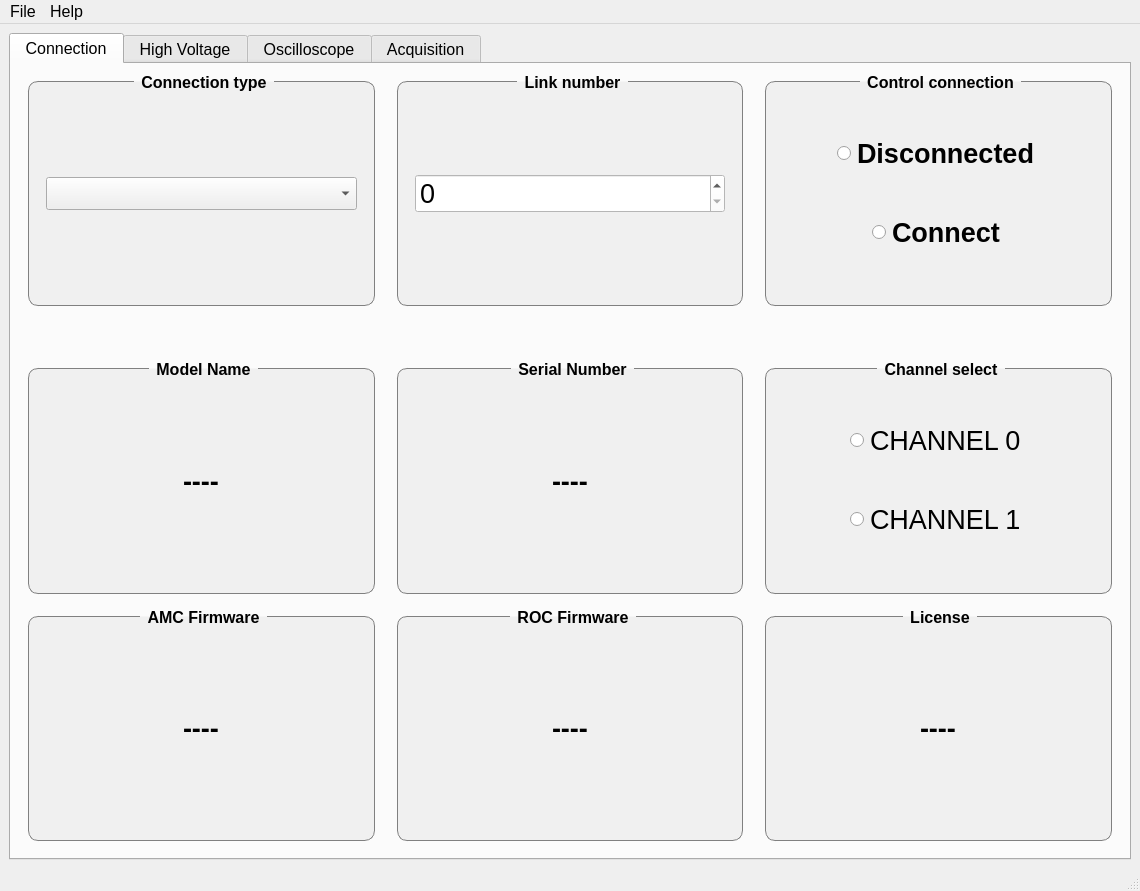
muchnoi/HPGe-Acquisition, file design.ui: the form before one commit.
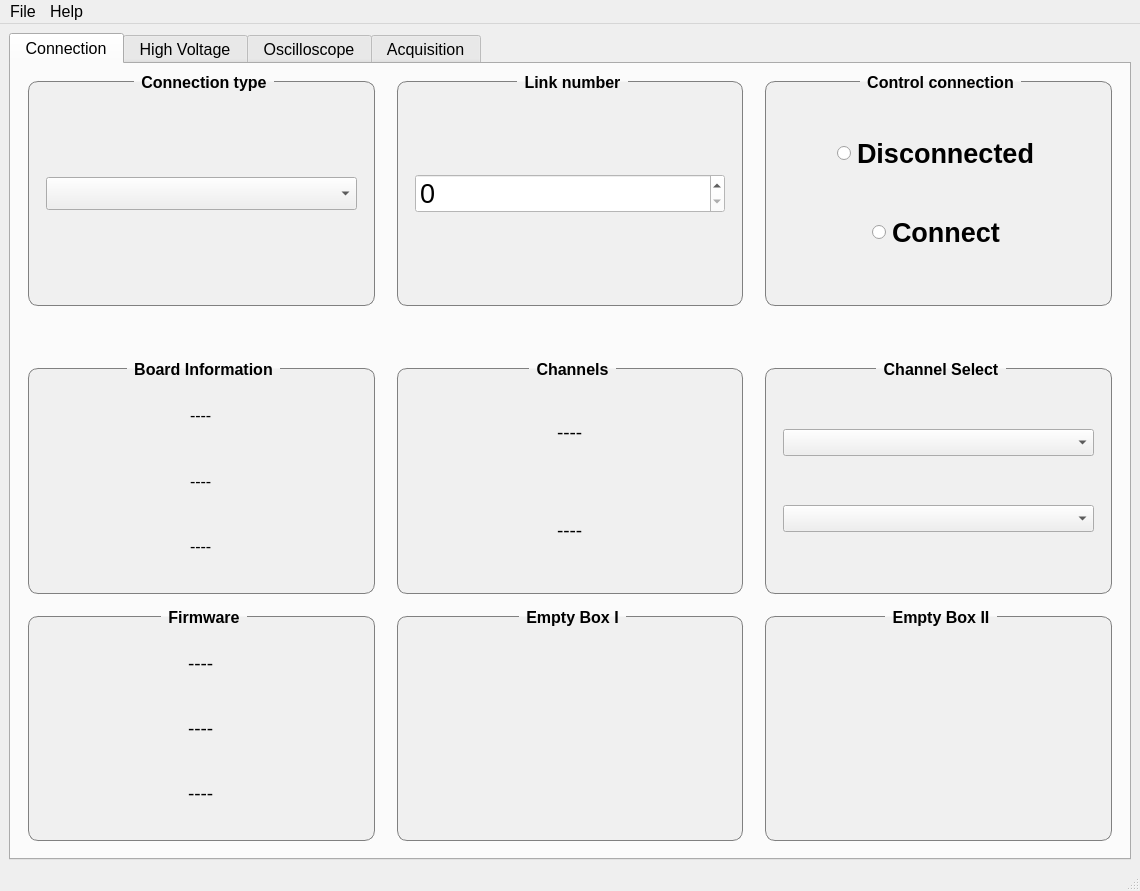
The form after the commit. The open tabs and pages were chosen to show the change. Custom widgets are drawn as their Qt base class.

Commit message: add no HV board support

What changed in the file:
```diff
--- a/design.ui
+++ b/design.ui
@@ -42,7 +42,7 @@
      <pointsize>12</pointsize>
     </font>
    </property>
-   <layout class="QVBoxLayout" name="verticalLayout_23">
+   <layout class="QVBoxLayout" name="verticalLayout_4">
     <item>
      <widget class="QTabWidget" name="Tabs">
       <property name="sizePolicy">
@@ -82,30 +82,26 @@
         <item row="2" column="2">
          <widget class="QGroupBox" name="groupBox_18">
           <property name="title">
-           <string>Channel select</string>
+           <string>Channel Select</string>
           </property>
           <layout class="QVBoxLayout" name="verticalLayout_3">
-           <item alignment="Qt::AlignHCenter">
-            <widget class="QRadioButton" name="Select_CH0">
-             <property name="font">
-              <font>
-               <pointsize>20</pointsize>
-              </font>
-             </property>
-             <property name="text">
-              <string>CHANNEL 0</string>
+           <item>
+            <widget class="QComboBox" name="InputComboBox">
+             <property name="sizePolicy">
+              <sizepolicy hsizetype="Preferred" vsizetype="Fixed">
+               <horstretch>0</horstretch>
+               <verstretch>0</verstretch>
+              </sizepolicy>
              </property>
             </widget>
            </item>
-           <item alignment="Qt::AlignHCenter">
-            <widget class="QRadioButton" name="Select_CH1">
-             <property name="font">
-              <font>
-               <pointsize>20</pointsize>
-              </font>
-             </property>
-             <property name="text">
-              <string>CHANNEL 1</string>
+           <item>
+            <widget class="QComboBox" name="HVComboBox">
+             <property name="sizePolicy">
+              <sizepolicy hsizetype="Preferred" vsizetype="Fixed">
+               <horstretch>0</horstretch>
+               <verstretch>0</verstretch>
+              </sizepolicy>
              </property>
             </widget>
            </item>
@@ -115,16 +111,44 @@
         <item row="3" column="0">
          <widget class="QGroupBox" name="groupBox_15">
           <property name="title">
-           <string>AMC Firmware</string>
+           <string>Firmware</string>
           </property>
-          <layout class="QVBoxLayout" name="verticalLayout_12">
+          <layout class="QVBoxLayout" name="verticalLayout_8">
+           <item alignment="Qt::AlignHCenter">
+            <widget class="QLabel" name="ROCFirmware">
+             <property name="font">
+              <font>
+               <pointsize>14</pointsize>
+               <weight>50</weight>
+               <bold>false</bold>
+              </font>
+             </property>
+             <property name="text">
+              <string>----</string>
+             </property>
+            </widget>
+           </item>
            <item alignment="Qt::AlignHCenter">
             <widget class="QLabel" name="AMCFirmware">
              <property name="font">
               <font>
-               <pointsize>20</pointsize>
-               <weight>75</weight>
-               <bold>true</bold>
+               <pointsize>14</pointsize>
+               <weight>50</weight>
+               <bold>false</bold>
+              </font>
+             </property>
+             <property name="text">
+              <string>----</string>
+             </property>
+            </widget>
+           </item>
+           <item alignment="Qt::AlignHCenter">
+            <widget class="QLabel" name="License">
+             <property name="font">
+              <font>
+               <pointsize>14</pointsize>
+               <weight>50</weight>
+               <bold>false</bold>
               </font>
              </property>
              <property name="text">
@@ -154,24 +178,9 @@
         <item row="3" column="1">
          <widget class="QGroupBox" name="groupBox_16">
           <property name="title">
-           <string>ROC Firmware</string>
+           <string>Empty Box I</string>
           </property>
-          <layout class="QVBoxLayout" name="verticalLayout_13">
-           <item alignment="Qt::AlignHCenter">
-            <widget class="QLabel" name="ROCFirmware">
-             <property name="font">
-              <font>
-               <pointsize>20</pointsize>
-               <weight>75</weight>
-               <bold>true</bold>
-              </font>
-             </property>
-             <property name="text">
-              <string>----</string>
-             </property>
-            </widget>
-           </item>
-          </layout>
+          <layout class="QVBoxLayout" name="verticalLayout_13"/>
          </widget>
         </item>
         <item row="0" column="1">
@@ -215,17 +224,39 @@
         </item>
         <item row="2" column="1">
          <widget class="QGroupBox" name="groupBox_13">
+          <property name="sizePolicy">
+           <sizepolicy hsizetype="Preferred" vsizetype="Preferred">
+            <horstretch>0</horstretch>
+            <verstretch>0</verstretch>
+           </sizepolicy>
+          </property>
           <property name="title">
-           <string>Serial Number</string>
+           <string>Channels</string>
           </property>
-          <layout class="QVBoxLayout" name="verticalLayout_4">
+          <layout class="QVBoxLayout" name="verticalLayout_12">
            <item alignment="Qt::AlignHCenter">
-            <widget class="QLabel" name="SerialNumber">
+            <widget class="QLabel" name="Channels">
              <property name="font">
               <font>
-               <pointsize>20</pointsize>
-               <weight>75</weight>
-               <bold>true</bold>
+               <pointsize>14</pointsize>
+              </font>
+             </property>
+             <property name="text">
+              <string>----</string>
+             </property>
+            </widget>
+           </item>
+           <item alignment="Qt::AlignHCenter">
+            <widget class="QLabel" name="HVChannels">
+             <property name="sizePolicy">
+              <sizepolicy hsizetype="Preferred" vsizetype="Preferred">
+               <horstretch>0</horstretch>
+               <verstretch>0</verstretch>
+              </sizepolicy>
+             </property>
+             <property name="font">
+              <font>
+               <pointsize>14</pointsize>
               </font>
              </property>
              <property name="text">
@@ -239,16 +270,42 @@
         <item row="2" column="0">
          <widget class="QGroupBox" name="groupBox_6">
           <property name="title">
-           <string>Model Name</string>
+           <string>Board Information</string>
           </property>
-          <layout class="QVBoxLayout" name="verticalLayout_8">
-           <item alignment="Qt::AlignHCenter">
+          <layout class="QGridLayout" name="gridLayout_11">
+           <item row="2" column="0" alignment="Qt::AlignHCenter">
+            <widget class="QLabel" name="SerialNumber">
+             <property name="font">
+              <font>
+               <pointsize>12</pointsize>
+               <weight>50</weight>
+               <bold>false</bold>
+              </font>
+             </property>
+             <property name="text">
+              <string>----</string>
+             </property>
+            </widget>
+           </item>
+           <item row="0" column="0" alignment="Qt::AlignHCenter">
             <widget class="QLabel" name="ModelName">
              <property name="font">
               <font>
-               <pointsize>20</pointsize>
-               <weight>75</weight>
-               <bold>true</bold>
+               <pointsize>12</pointsize>
+               <weight>50</weight>
+               <bold>false</bold>
+              </font>
+             </property>
+             <property name="text">
+              <string>----</string>
+             </property>
+            </widget>
+           </item>
+           <item row="1" column="0" alignment="Qt::AlignHCenter">
+            <widget class="QLabel" name="FamilyCode">
+             <property name="font">
+              <font>
+               <pointsize>12</pointsize>
               </font>
              </property>
              <property name="text">
@@ -262,24 +319,9 @@
         <item row="3" column="2">
          <widget class="QGroupBox" name="groupBox_17">
           <property name="title">
-           <string>License</string>
+           <string>Empty Box II</string>
           </property>
-          <layout class="QVBoxLayout" name="verticalLayout_14">
-           <item alignment="Qt::AlignHCenter">
-            <widget class="QLabel" name="License">
-             <property name="font">
-              <font>
-               <pointsize>20</pointsize>
-               <weight>75</weight>
-               <bold>true</bold>
-              </font>
-             </property>
-             <property name="text">
-              <string>----</string>
-             </property>
-            </widget>
-           </item>
-          </layout>
+          <layout class="QVBoxLayout" name="verticalLayout_14"/>
          </widget>
         </item>
         <item row="0" column="2">
```
Left out of the diff: 2 changed lines with no effect on the pictures. The commit also changes 5 other files.
